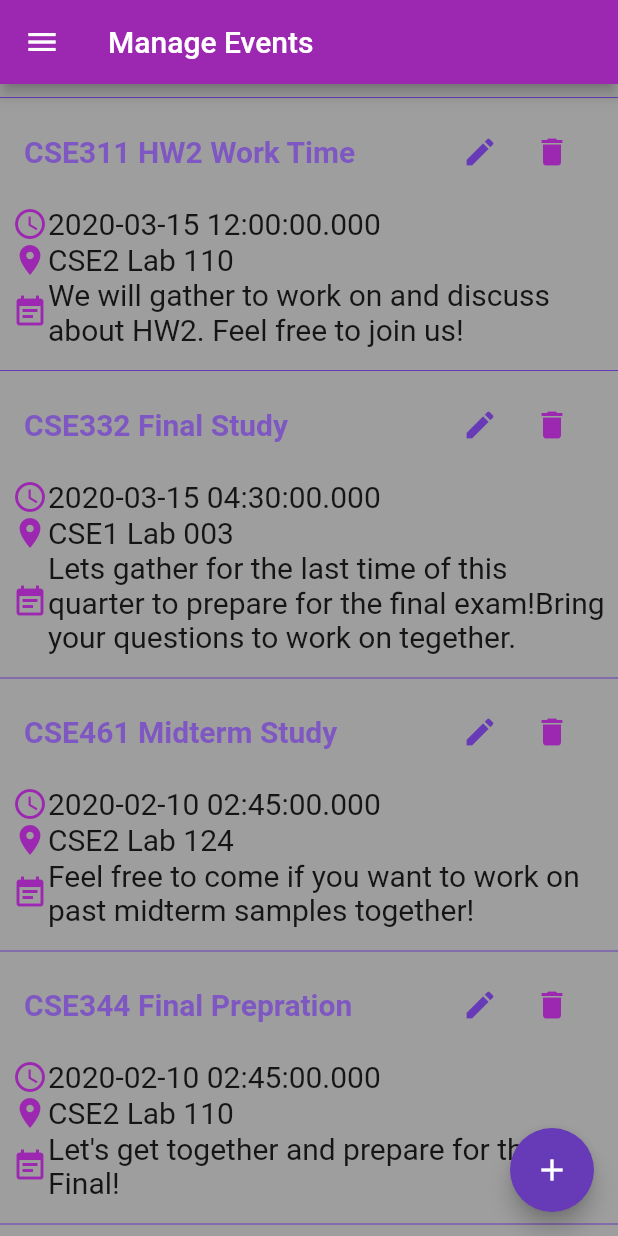
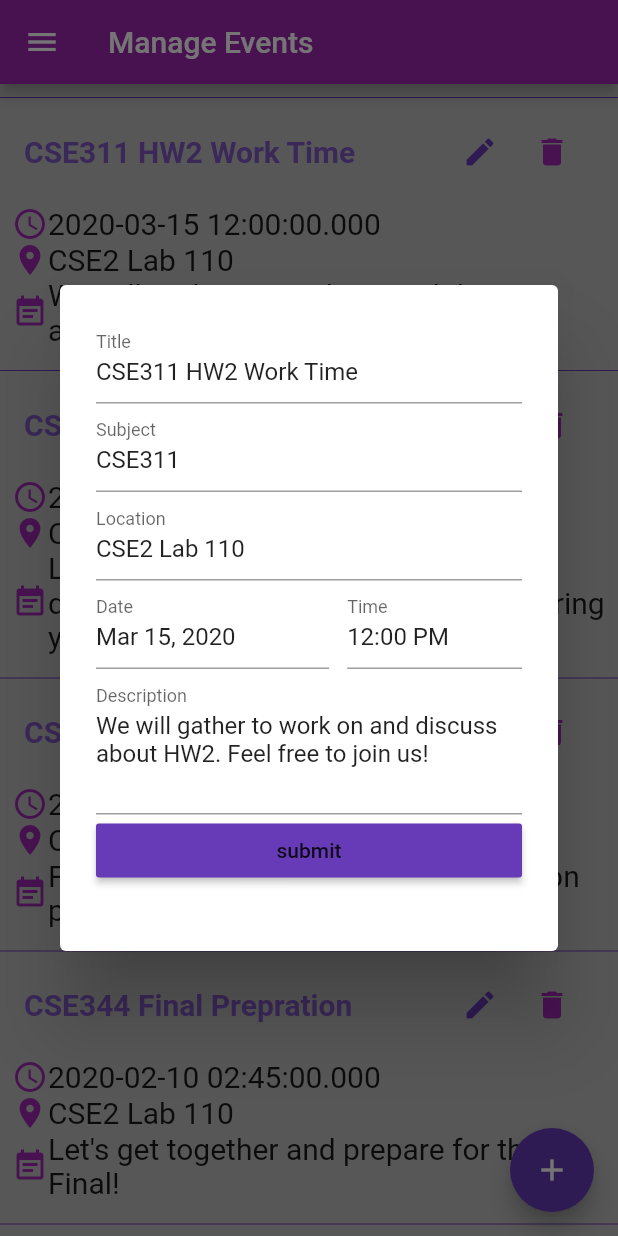
Before and after one commit to ConradSpiekerman/studygroupapp, a Flutter app: the ManageEventScreen screen opened by its route, scrolled down 165 dp, after a tap on the "edit" icon, on a phone screen of 412 x 824 dp. Run offline on Flutter 3.47's test engine with Material 2 defaults, Android fonts, the phone set to English and light mode, and no system bars; our stand-ins replace cloud_firestore; accounts and stored records are empty.

Commit message:
Edit feature for created studyGroups implemented

```diff
--- a/lib/providers/study_groups.dart
+++ b/lib/providers/study_groups.dart
@@ -5,7 +5,7 @@ import '../models/study_group.dart';
 import 'package:cloud_firestore/cloud_firestore.dart';
 
 class StudyGroups with ChangeNotifier {
-  Map <String, StudyGroup> _map = {};
+  Map<String, StudyGroup> _map = {};
   var lastId = 6;
 
   StudyGroups() {
@@ -15,8 +15,8 @@ class StudyGroups with ChangeNotifier {
   }
 
   // Dummy Data
-  List<StudyGroup> _items =
-   [StudyGroup(
+  List<StudyGroup> _items = [
+    StudyGroup(
       id: 1,
       title: 'CSE461 Midterm Study',
       subject: 'CSE461',
@@ -57,8 +57,7 @@ class StudyGroups with ChangeNotifier {
       title: 'CSE344 Final Prepration',
       subject: 'CSE344',
       dateTime: DateTime(2020, 2, 10, 2, 45),
-      description:
-          'Let\'s get together and prepare for the Final!',
+      description: 'Let\'s get together and prepare for the Final!',
       location: 'CSE2 Lab 110',
     ),
   ];
@@ -66,22 +65,24 @@ class StudyGroups with ChangeNotifier {
   Set<String> _filteredSubjects = {};
   DateTime _filteredDate;
 
-
   List<StudyGroup> get items {
-    if(_filteredSubjects.isEmpty)
-      return _items.where((item) =>  _isAtTheSameDate(item.dateTime)).toList();
-    return _items.where((item) =>_filteredSubjects.contains(item.subject)
-       && _isAtTheSameDate(item.dateTime)).toList();
+    if (_filteredSubjects.isEmpty)
+      return _items.where((item) => _isAtTheSameDate(item.dateTime)).toList();
+    return _items
+        .where((item) =>
+            _filteredSubjects.contains(item.subject) &&
+            _isAtTheSameDate(item.dateTime))
+        .toList();
   }
 
   bool _isAtTheSameDate(date) {
-      return (_filteredDate == null
-       || (date.year == _filteredDate.year
-       && date.month == _filteredDate.month
-       && date.day == _filteredDate.day));
+    return (_filteredDate == null ||
+        (date.year == _filteredDate.year &&
+            date.month == _filteredDate.month &&
+            date.day == _filteredDate.day));
   }
 
-  void removeSubject(String subject){
+  void removeSubject(String subject) {
     _filteredSubjects.remove(subject);
     notifyListeners();
   }
@@ -92,7 +93,7 @@ class StudyGroups with ChangeNotifier {
   }
 
   bool isFiltered(String subject) {
-     return  _filteredSubjects.contains(subject);
+    return _filteredSubjects.contains(subject);
   }
 
   void filteredDate(DateTime date) {
@@ -107,21 +108,38 @@ class StudyGroups with ChangeNotifier {
     notifyListeners();
   }
 
+  StudyGroup findById(int id) {
+    StudyGroup item = _items.singleWhere((item) => item.id == id);
+    return _copyStudyGroup(item);
+  }
+
   Map<String, StudyGroup> get map {
     // TODO: Do a deep copy
     return _map;
   }
 
   void addSudyGroup(StudyGroup studyGroup) {
-    StudyGroup newGroup = new StudyGroup(
-    id: lastId++,
+    StudyGroup newGroup = _copyStudyGroup(studyGroup);
+    newGroup.id = lastId++;
+    _items.insert(0, newGroup);
+    notifyListeners();
+  }
+
+  void updateStudyGroup(int id, StudyGroup newStudyGroup) {
+    final index = _items.indexWhere((item) => item.id == id);
+    if (index >= 0) {
+      _items[index] = _copyStudyGroup(newStudyGroup);
+      notifyListeners();
+    }
+  }
+
+  StudyGroup _copyStudyGroup(StudyGroup studyGroup) {
+    return new StudyGroup(
+        id: studyGroup.id,
         title: studyGroup.title,
         subject: studyGroup.subject,
         location: studyGroup.location,
         dateTime: studyGroup.dateTime,
         description: studyGroup.description);
-    _items.insert(0, newGroup);
-    notifyListeners();
   }
-
 }
--- a/lib/screens/create_event_screen.dart
+++ b/lib/screens/create_event_screen.dart
@@ -8,6 +8,9 @@ import '../providers/study_groups.dart';
 
 class CreateEventScreen extends StatefulWidget {
   static const routeName = '/create_event';
+  final int groupId;
+  CreateEventScreen({this.groupId});
+
   @override
   _CreateEventScreenState createState() => _CreateEventScreenState();
 }
@@ -19,10 +22,11 @@ class _CreateEventScreenState extends State<CreateEventScreen> {
   final _timeFocusNode = FocusNode();
   final _descriptionFocusNode = FocusNode();
   final _form = GlobalKey<FormState>();
-  var dateText = TextEditingController();
-  var timeText = TextEditingController();
+  var dateTextController = TextEditingController();
+  var timeTextController = TextEditingController();
   DateTime selectedDate = DateTime.now();
   TimeOfDay selectedTime = TimeOfDay.now();
+  bool _isInit = true;
   var _editedStudyGroup = StudyGroup(
     id: null,
     title: '',
@@ -31,6 +35,42 @@ class _CreateEventScreenState extends State<CreateEventScreen> {
     description: '',
     dateTime: null,
   );
+  var _initValues = {
+    'title': '',
+    'subject': '',
+    'location': '',
+    'description': '',
+    'date': '',
+    'time': '',
+  };
+
+  @override
+  void didChangeDependencies() {
+    if (_isInit) {
+      if (widget.groupId != null) {
+        _editedStudyGroup = Provider.of<StudyGroups>(context, listen: false)
+            .findById(widget.groupId);
+        _initValues = {
+          'title': _editedStudyGroup.title,
+          'subject': _editedStudyGroup.subject,
+          'location': _editedStudyGroup.location,
+          'description': _editedStudyGroup.description,
+          'date': '',
+          'time': ''
+        };
+        dateTextController.text = new DateFormat.yMMMd().format(new DateTime(
+            _editedStudyGroup.dateTime.year,
+            _editedStudyGroup.dateTime.month,
+            _editedStudyGroup.dateTime.day));
+        timeTextController.text = new TimeOfDay(
+                hour: _editedStudyGroup.dateTime.hour,
+                minute: _editedStudyGroup.dateTime.minute)
+            .format(context);
+      }
+    }
+    _isInit = false;
+    super.didChangeDependencies();
+  }
 
   // Avoid memory leaks, focus node remain
   // in memory otherwise
@@ -49,7 +89,8 @@ class _CreateEventScreenState extends State<CreateEventScreen> {
     print("REBUILT");
     print(selectedDate);
     print(selectedTime);
-    return Container(
+    return AlertDialog(
+      content: Container(
         width: double.maxFinite,
         height: 400,
         child: Form(
@@ -64,10 +105,14 @@ class _CreateEventScreenState extends State<CreateEventScreen> {
               RaisedButton(
                 child: Text("submit"),
                 color: Colors.deepPurple,
-              onPressed: () => _saveForm(),
+                onPressed: () {
+                  _saveForm();
+                Navigator.pop(context);
+                },
                 focusNode: _subjectFocusNode,
               ),
             ],
+          ),
         ),
       ),
     );
@@ -77,13 +122,18 @@ class _CreateEventScreenState extends State<CreateEventScreen> {
     final isValid = _form.currentState.validate();
     if (!isValid) return;
     _form.currentState.save();
+    if (widget.groupId == null)
+      Provider.of<StudyGroups>(context, listen: false)
+          .updateStudyGroup(widget.groupId, _editedStudyGroup);
+    else
       Provider.of<StudyGroups>(context, listen: false)
           .addSudyGroup(_editedStudyGroup);
-    print("title " + _editedStudyGroup.title);
-    print("s " + _editedStudyGroup.subject);
-    print("l " + _editedStudyGroup.location);
-    print("d " + _editedStudyGroup.dateTime.toString());
-    print("desc " + _editedStudyGroup.description);
+
+    // print("title " + _editedStudyGroup.title);
+    // print("s " + _editedStudyGroup.subject);
+    // print("l " + _editedStudyGroup.location);
+    // print("d " + _editedStudyGroup.dateTime.toString());
+    // print("desc " + _editedStudyGroup.description);
   }
 
   Widget _buildTitleTextField() {
@@ -96,6 +146,7 @@ class _CreateEventScreenState extends State<CreateEventScreen> {
         else
           return null;
       },
+      initialValue: _initValues['title'],
       onFieldSubmitted: (_) {
         FocusScope.of(context).requestFocus(_subjectFocusNode);
       },
@@ -110,6 +161,7 @@ class _CreateEventScreenState extends State<CreateEventScreen> {
       decoration: InputDecoration(labelText: 'Subject'),
       textInputAction: TextInputAction.next,
       focusNode: _subjectFocusNode,
+      initialValue: _initValues['subject'],
       validator: (value) {
         if (value.isEmpty)
           return "Please enter a subject.";
@@ -130,6 +182,7 @@ class _CreateEventScreenState extends State<CreateEventScreen> {
       decoration: InputDecoration(labelText: 'Location'),
       textInputAction: TextInputAction.next,
       focusNode: _locationFocusNode,
+      initialValue: _initValues['location'],
       validator: (value) {
         if (value.isEmpty)
           return "Please enter a location.";
@@ -157,7 +210,7 @@ class _CreateEventScreenState extends State<CreateEventScreen> {
             child: TextFormField(
               decoration: InputDecoration(labelText: 'Date'),
               textInputAction: TextInputAction.next,
-              controller: dateText,
+              controller: dateTextController,
               readOnly: true,
               focusNode: _dateFocusNode,
               validator: (value) {
@@ -201,12 +254,12 @@ class _CreateEventScreenState extends State<CreateEventScreen> {
                 if (selectedTime.hour < currentTime.hour ||
                     (selectedTime.hour == currentTime.hour &&
                         selectedTime.minute < currentTime.minute))
-                  return "Please enter a valid date.";
+                  return "Please enter a valid time.";
                 else
                   return null;
               },
               readOnly: true,
-              controller: timeText,
+              controller: timeTextController,
               onFieldSubmitted: (_) {
                 FocusScope.of(context).requestFocus(_descriptionFocusNode);
               },
@@ -237,6 +290,7 @@ class _CreateEventScreenState extends State<CreateEventScreen> {
       decoration: InputDecoration(labelText: 'Description'),
       focusNode: _descriptionFocusNode,
       keyboardType: TextInputType.multiline,
+      initialValue: _initValues['description'],
       inputFormatters: [
         LengthLimitingTextInputFormatter(300),
       ],
@@ -256,7 +310,7 @@ class _CreateEventScreenState extends State<CreateEventScreen> {
         lastDate: new DateTime(2101));
     if (picked != null)
       setState(() {
-        dateText.text = new DateFormat.yMMMd().format(picked);
+        dateTextController.text = new DateFormat.yMMMd().format(picked);
         selectedDate = picked;
       });
   }
@@ -266,7 +320,7 @@ class _CreateEventScreenState extends State<CreateEventScreen> {
         await showTimePicker(context: context, initialTime: selectedTime);
     if (picked != null)
       setState(() {
-        timeText.text = picked.format(context);
+        timeTextController.text = picked.format(context);
         selectedTime = picked;
       });
   }
--- a/lib/screens/manage_event_screen.dart
+++ b/lib/screens/manage_event_screen.dart
@@ -19,7 +19,7 @@ class ManageEventScreen extends StatelessWidget {
       ),
       body: Container(
         //padding: EdgeInsets.all(10),
-        color: Colors.grey,
+        color: Colors.grey[400],
         child: ListView.builder(
           itemCount: studyGroups.length,
           itemBuilder: (_, i) => Column(
@@ -39,10 +39,10 @@ class ManageEventScreen extends StatelessWidget {
           showDialog(
             context: context,
             builder: (BuildContext context) =>
-                AlertDialog(content: CreateEventScreen()),
+                CreateEventScreen(),
           );
+          //Navigator.of(context).pushReplacementNamed(CreateEventScreen.routeName);
         },
-        // Navigator.of(context).pushReplacementNamed(CreateEventScreen.routeName);
       ),
     );
   }
--- a/lib/widgets/user_event_item.dart
+++ b/lib/widgets/user_event_item.dart
@@ -1,5 +1,6 @@
 import 'package:flutter/material.dart';
 import 'package:study_group_app/models/study_group.dart';
+import '../screens/create_event_screen.dart';
 
 class UserEventItem extends StatelessWidget {
   final StudyGroup _studyGroup;
@@ -27,7 +28,13 @@ class UserEventItem extends StatelessWidget {
                 children: <Widget>[
                   IconButton(
                     icon: Icon(Icons.edit),
-                    onPressed: () {},
+                    onPressed: () {
+                      showDialog(
+                        context: context,
+                        builder: (BuildContext context) =>
+                             CreateEventScreen(groupId: _studyGroup.id),
+                      );
+                    },
                     color: Colors.deepPurple,
                   ),
                   IconButton(
```
Lines whose indentation alone changed are shown as unchanged.
